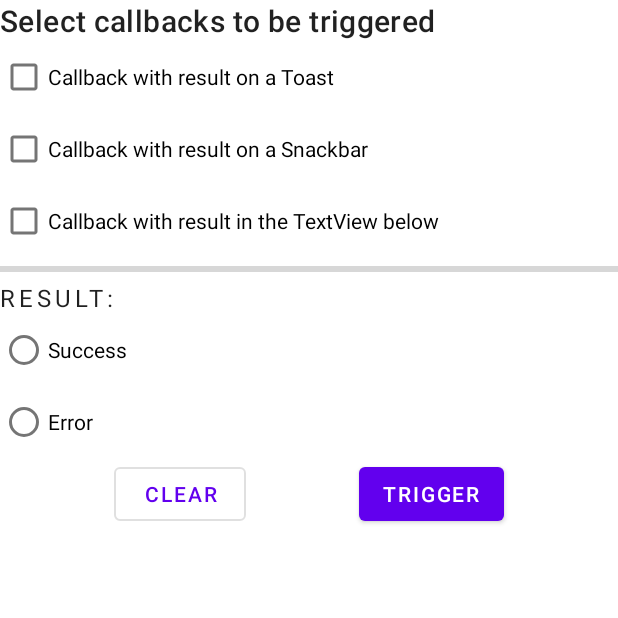
After one commit to rih-carv/LiveCallback, an Android app: the fragment MultipleCallbacksFragment shown on its own in the app's theme, on a phone screen of 412 x 824 dp, the top half of it. The commit adds this screen. Run offline under Robolectric (Android 15) with nearby library versions, the phone set to English and light mode, and no system bars.

Commit message:
Multiple callbacks sample implementation

```diff
--- /dev/null
+++ b/sample/src/main/java/com/ricarvalho/livecallback/sections/MultipleCallbacksFragment.kt
@@ -0,0 +1,98 @@
+package com.ricarvalho.livecallback.sections
+
+import android.os.Bundle
+import android.view.LayoutInflater
+import android.view.View
+import android.view.ViewGroup
+import android.widget.Toast
+import androidx.fragment.app.Fragment
+import com.google.android.material.snackbar.Snackbar
+import com.ricarvalho.livecallback.InputCallbackToken
+import com.ricarvalho.livecallback.R
+import com.ricarvalho.livecallback.databinding.FragmentMultipleCallbacksBinding
+import com.ricarvalho.livecallback.sdk.LegacySdkWrapper
+
+class MultipleCallbacksFragment : Fragment() {
+    private var toastCallbackToken: InputCallbackToken<Result<String>>? = null
+    private var snackbarCallbackToken: InputCallbackToken<Result<String>>? = null
+    private var textViewCallbackToken: InputCallbackToken<Result<String>>? = null
+    private var binding: FragmentMultipleCallbacksBinding? = null
+
+    override fun onCreateView(
+        inflater: LayoutInflater,
+        container: ViewGroup?,
+        savedInstanceState: Bundle?
+    ) = FragmentMultipleCallbacksBinding.inflate(inflater, container, false).also {
+        binding = it
+    }.root
+
+    override fun onViewCreated(view: View, savedInstanceState: Bundle?) {
+        super.onViewCreated(view, savedInstanceState)
+        registerCallbacks()
+        setupView()
+    }
+
+    override fun onDestroyView() {
+        super.onDestroyView()
+        binding = null
+    }
+
+    private fun registerCallbacks() {
+        toastCallbackToken = registerToastCallback()
+        snackbarCallbackToken = registerSnackbarCallback()
+        textViewCallbackToken = registerTextViewCallback()
+    }
+
+    private fun registerToastCallback() =
+        LegacySdkWrapper.registry.register(viewLifecycleOwner.lifecycle) {
+            Toast.makeText(context, it.representation, Toast.LENGTH_SHORT).show()
+        }
+
+    private fun registerSnackbarCallback() =
+        LegacySdkWrapper.registry.register(viewLifecycleOwner.lifecycle) { result ->
+            binding?.root?.let {
+                Snackbar.make(it, result.representation, Snackbar.LENGTH_SHORT).show()
+            }
+        }
+
+    private fun registerTextViewCallback() = LegacySdkWrapper.registry.register(
+        viewLifecycleOwner.lifecycle,
+        callback = this::updateResultText
+    )
+
+    private val Result<String>.representation
+        get() = getOrElse { exceptionOrNull()?.localizedMessage }.orEmpty()
+
+    private fun setupView() = binding?.apply {
+        updateResultText(null)
+        LegacySdkWrapper.progress.observe(viewLifecycleOwner) {
+            progressBar.progress = it
+        }
+        clearButton.setOnClickListener {
+            listOf(toastCheckbox, snackbarCheckbox, textViewCheckbox).forEach {
+                it.isChecked = false
+            }
+            progressBar.progress = 0
+            updateResultText(null)
+            resultSelector.clearCheck()
+        }
+        triggerButton.setOnClickListener { triggerOperation() }
+    }
+
+    private fun updateResultText(result: Result<String>?) {
+        binding?.resultTextView?.text = getString(R.string.result, result?.representation ?: "")
+    }
+
+    private fun FragmentMultipleCallbacksBinding.triggerOperation() {
+        val callbacksToInvoke = listOfNotNull(
+            toastCallbackToken.takeIf { toastCheckbox.isChecked },
+            snackbarCallbackToken.takeIf { snackbarCheckbox.isChecked },
+            textViewCallbackToken.takeIf { textViewCheckbox.isChecked }
+        ).toTypedArray()
+
+        if (resultSelector.checkedRadioButtonId != -1) {
+            val success = successRadioButton.isChecked
+            LegacySdkWrapper.perform(*callbacksToInvoke, expectedResult = success)
+        } else LegacySdkWrapper.perform(*callbacksToInvoke)
+    }
+}
--- /dev/null
+++ b/sample/src/main/res/layout/fragment_multiple_callbacks.xml
@@ -0,0 +1,97 @@
+<?xml version="1.0" encoding="utf-8"?>
+<androidx.core.widget.NestedScrollView xmlns:android="http://schemas.android.com/apk/res/android"
+    xmlns:app="http://schemas.android.com/apk/res-auto"
+    xmlns:tools="http://schemas.android.com/tools"
+    android:layout_width="match_parent"
+    android:layout_height="match_parent"
+    tools:context=".SampleActivity">
+
+    <androidx.constraintlayout.widget.ConstraintLayout
+        android:layout_width="match_parent"
+        android:layout_height="match_parent">
+
+        <com.google.android.material.textview.MaterialTextView
+            android:id="@+id/checksTitle"
+            android:layout_width="match_parent"
+            android:layout_height="wrap_content"
+            android:text="@string/checkboxes_title"
+            android:textAppearance="@style/TextAppearance.MaterialComponents.Headline6" />
+
+        <com.google.android.material.checkbox.MaterialCheckBox
+            android:id="@+id/toastCheckbox"
+            android:layout_width="match_parent"
+            android:layout_height="wrap_content"
+            android:text="@string/toast_callback" />
+
+        <com.google.android.material.checkbox.MaterialCheckBox
+            android:id="@+id/snackbarCheckbox"
+            android:layout_width="match_parent"
+            android:layout_height="wrap_content"
+            android:text="@string/snackbar_callback" />
+
+        <com.google.android.material.checkbox.MaterialCheckBox
+            android:id="@+id/textViewCheckbox"
+            android:layout_width="match_parent"
+            android:layout_height="wrap_content"
+            android:text="@string/textview_callback" />
+
+        <androidx.constraintlayout.helper.widget.Flow
+            android:id="@+id/checkboxes"
+            android:layout_width="match_parent"
+            android:layout_height="wrap_content"
+            app:constraint_referenced_ids="checksTitle,toastCheckbox,snackbarCheckbox,textViewCheckbox"
+            app:flow_wrapMode="chain" />
+
+        <ProgressBar
+            android:id="@+id/progressBar"
+            style="@style/Widget.AppCompat.ProgressBar.Horizontal"
+            android:layout_width="match_parent"
+            android:layout_height="wrap_content" />
+
+        <com.google.android.material.textview.MaterialTextView
+            android:id="@+id/resultTextView"
+            android:layout_width="match_parent"
+            android:layout_height="wrap_content"
+            android:text="@string/result"
+            android:textAppearance="@style/TextAppearance.MaterialComponents.Overline"
+            android:textSize="16sp" />
+
+        <RadioGroup
+            android:id="@+id/resultSelector"
+            android:layout_width="match_parent"
+            android:layout_height="wrap_content">
+
+            <com.google.android.material.radiobutton.MaterialRadioButton
+                android:id="@+id/successRadioButton"
+                android:layout_width="match_parent"
+                android:layout_height="wrap_content"
+                android:text="@string/success" />
+
+            <com.google.android.material.radiobutton.MaterialRadioButton
+                android:id="@+id/failureRadioButton"
+                android:layout_width="match_parent"
+                android:layout_height="wrap_content"
+                android:text="@string/error" />
+        </RadioGroup>
+
+        <com.google.android.material.button.MaterialButton
+            android:id="@+id/clearButton"
+            style="@style/Widget.MaterialComponents.Button.OutlinedButton"
+            android:layout_width="wrap_content"
+            android:layout_height="wrap_content"
+            android:text="@string/clear" />
+
+        <com.google.android.material.button.MaterialButton
+            android:id="@+id/triggerButton"
+            android:layout_width="wrap_content"
+            android:layout_height="wrap_content"
+            android:text="@string/trigger" />
+
+        <androidx.constraintlayout.helper.widget.Flow
+            android:id="@+id/content"
+            android:layout_width="match_parent"
+            android:layout_height="match_parent"
+            app:constraint_referenced_ids="checkboxes,progressBar,resultTextView,resultSelector,clearButton,triggerButton"
+            app:flow_wrapMode="chain"/>
+    </androidx.constraintlayout.widget.ConstraintLayout>
+</androidx.core.widget.NestedScrollView>
--- a/sample/src/main/res/values/strings.xml
+++ b/sample/src/main/res/values/strings.xml
@@ -1,3 +1,12 @@
 <resources>
     <string name="app_name">LiveCallback Sample</string>
+    <string name="checkboxes_title">Select callbacks to be triggered</string>
+    <string name="toast_callback">Callback with result on a Toast</string>
+    <string name="snackbar_callback">Callback with result on a Snackbar</string>
+    <string name="textview_callback">Callback with result in the TextView below</string>
+    <string name="result">Result: %s</string>
+    <string name="success">Success</string>
+    <string name="error">Error</string>
+    <string name="trigger">Trigger</string>
+    <string name="clear">Clear</string>
 </resources>
```
